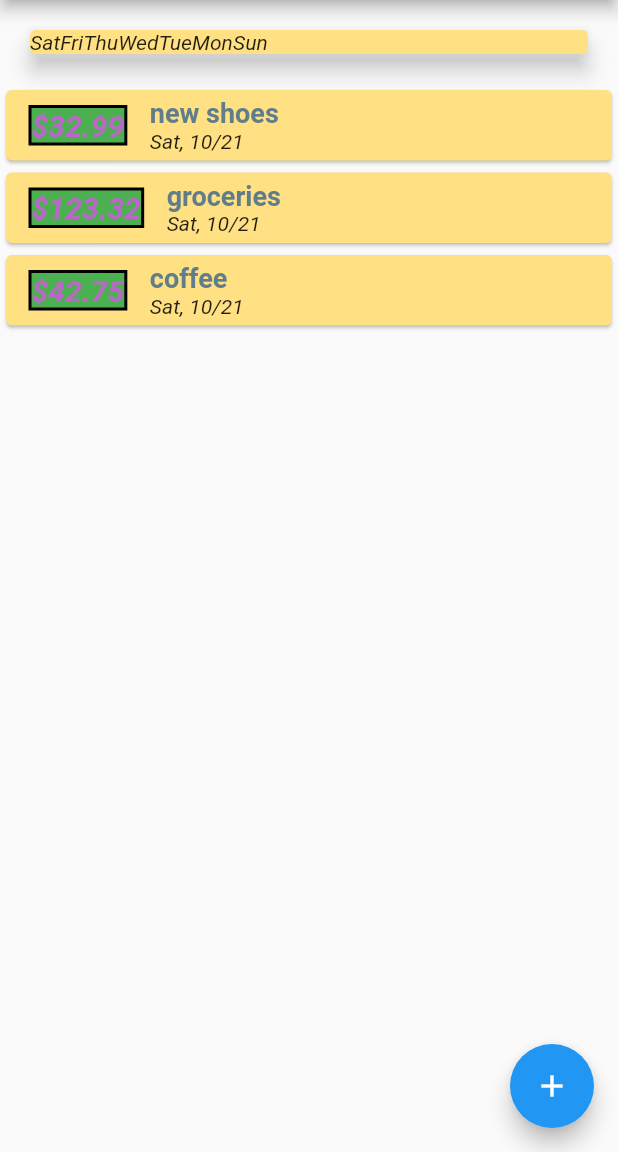
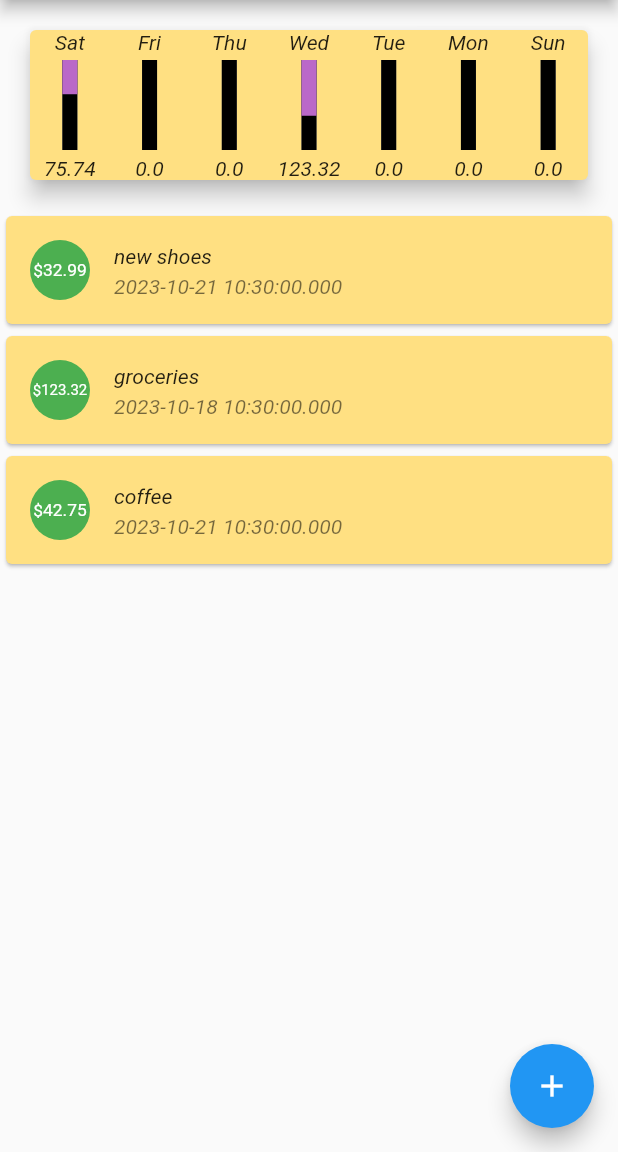
Before and after one commit to rmirabelli/personal_finance_2023, a Flutter app: the screen it shows after launch, on a phone screen of 412 x 824 dp, the part 84-1236 px from its top. Run offline on Flutter 3.47's test engine with Material 2 defaults, Android fonts, the phone set to English and light mode, and no system bars.

Commit message:
final tuesday

```diff
--- a/lib/main.dart
+++ b/lib/main.dart
@@ -20,6 +20,7 @@ class _MainAppState extends State<MainApp> {
       title: title,
       amountInPennies: amount,
       id: UniqueKey().toString(),
+      date: DateTime.now(),
     );
     assert(newTransaction.amountInPennies > 100, 'too small');
     setState(() {
@@ -33,16 +34,19 @@ class _MainAppState extends State<MainApp> {
       id: UniqueKey().toString(),
       title: 'new shoes',
       amountInPennies: 3299,
+      date: DateTime.now(),
     ),
     Transaction(
       id: UniqueKey().toString(),
       title: 'groceries',
       amountInPennies: 12332,
+      date: DateTime.now().subtract(Duration(days: 3)),
     ),
     Transaction(
       id: UniqueKey().toString(),
       title: 'coffee',
       amountInPennies: 4275,
+      date: DateTime.now(),
     ),
   ];
 
--- a/lib/models/transaction.dart
+++ b/lib/models/transaction.dart
@@ -2,11 +2,12 @@ class Transaction {
   String id;
   String title;
   int amountInPennies;
-  DateTime date = DateTime.now();
+  DateTime date;
 
   Transaction({
     this.id = '',
     this.title = '',
     this.amountInPennies = 0,
+    required this.date,
   });
 }
--- a/lib/widgets/bar.dart
+++ b/lib/widgets/bar.dart
@@ -1,11 +1,46 @@
 import 'package:flutter/material.dart';
 
 class Bar extends StatelessWidget {
-  const Bar(this.label, {super.key});
+  const Bar(this.label, this.dailyAmount, this.grandTotal, {super.key});
   final String label;
+  final double dailyAmount;
+  final double grandTotal;
 
   @override
   Widget build(BuildContext context) {
-    return Text('$label');
+    return Flexible(
+      fit: FlexFit.tight,
+      child: Column(
+        children: [
+          Text('$label'),
+          SizedBox(
+            height: 4,
+          ),
+          SizedBox(
+            height: 60,
+            width: 10,
+            child: Stack(
+              children: [
+                Container(
+                  decoration: BoxDecoration(border: Border.all(color: Colors.grey, width: 1)),
+                ),
+                Container(color: Colors.black),
+                FractionallySizedBox(
+                    heightFactor: grandTotal == 0.0 ? 0 : dailyAmount / grandTotal,
+                    child: Container(
+                      decoration: BoxDecoration(
+                        color: Theme.of(context).primaryColor,
+                      ),
+                    ))
+              ],
+            ),
+          ),
+          SizedBox(
+            height: 4,
+          ),
+          Text('$dailyAmount'),
+        ],
+      ),
+    );
   }
 }
--- a/lib/widgets/chart.dart
+++ b/lib/widgets/chart.dart
@@ -22,10 +22,15 @@ class Chart extends StatelessWidget {
 
   @override
   Widget build(BuildContext context) {
+    final int grandTotal =
+        _recentTransactions.fold(0, (previousValue, element) => previousValue + element.amountInPennies);
+    final double gt = grandTotal / 100;
     return Card(
       elevation: 6,
       margin: EdgeInsets.all(20),
-      child: Row(children: getGroupedTransactions.map((e) => Bar(e['day'] as String)).toList()),
+      child: Row(
+          children:
+              getGroupedTransactions.map((e) => Bar(e['day'] as String, (e['amount'] as int) / 100, gt)).toList()),
     );
   }
 }
--- a/lib/widgets/transaction_list.dart
+++ b/lib/widgets/transaction_list.dart
@@ -15,38 +15,20 @@ class TransactionList extends StatelessWidget {
           itemBuilder: (ctx, index) {
             Transaction transaction = transactions[index];
             return Card(
-              child: Row(
-                children: [
-                  Container(
-                    decoration: BoxDecoration(
-                        color: Colors.green,
-                        border: Border.all(
-                          width: 2,
-                          color: Colors.black,
-                        )),
-                    margin: EdgeInsets.symmetric(
-                      vertical: 10,
-                      horizontal: 15,
-                    ),
-                    child: Text(
-                      '\$${(transaction.amountInPennies / 100.0).toStringAsFixed(2)}',
-                      style:
-                          TextStyle(fontWeight: FontWeight.bold, fontSize: 20, color: Theme.of(context).primaryColor),
-                    ),
-                  ),
-                  Column(
-                    crossAxisAlignment: CrossAxisAlignment.start,
-                    children: [
-                      Text(transaction.title, style: Theme.of(context).textTheme.bodyLarge),
-                      Text(
-                        DateFormat.MEd().format(transaction.date),
-                        style: Theme.of(context).textTheme.bodyMedium,
-                      ),
-                    ],
-                  )
-                ],
+                child: ListTile(
+              leading: CircleAvatar(
+                backgroundColor: Colors.green,
+                foregroundColor: Colors.white,
+                child: FittedBox(
+                  child: Padding(padding: EdgeInsets.all(3), child: Text('\$${transaction.amountInPennies / 100}')),
+                ),
               ),
-            );
+              title: Text(
+                '${transaction.title}',
+                style: Theme.of(context).textTheme.bodyMedium,
+              ),
+              subtitle: Text('${transaction.date.toString()}'),
+            ));
           }),
     );
   }
```
